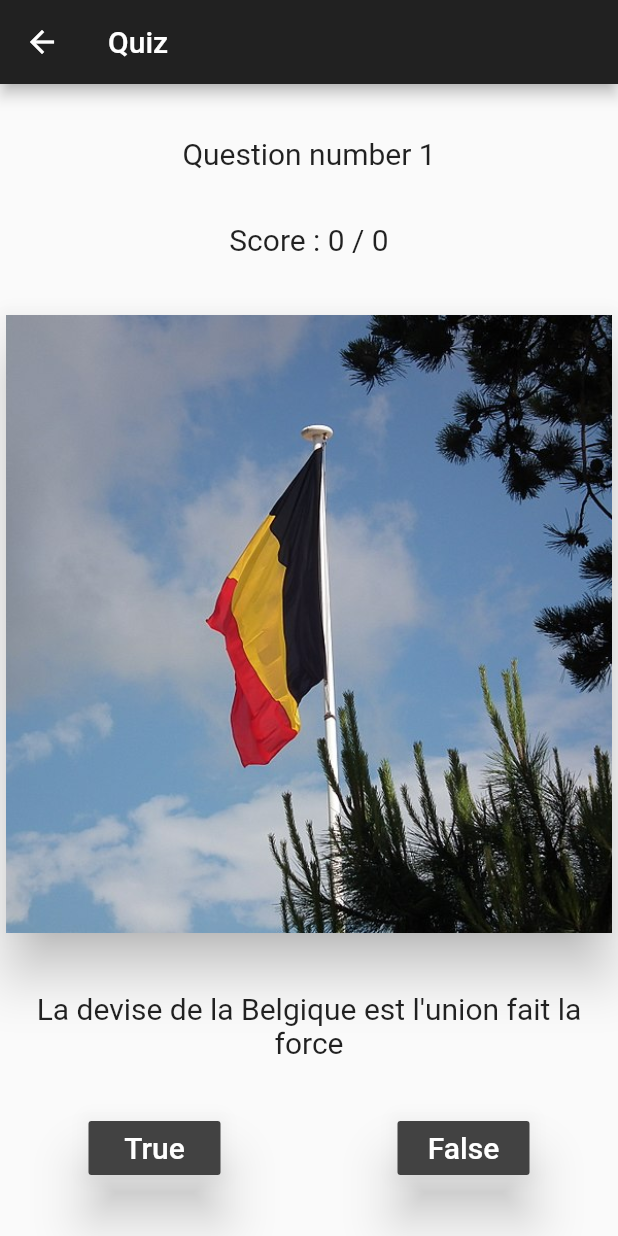
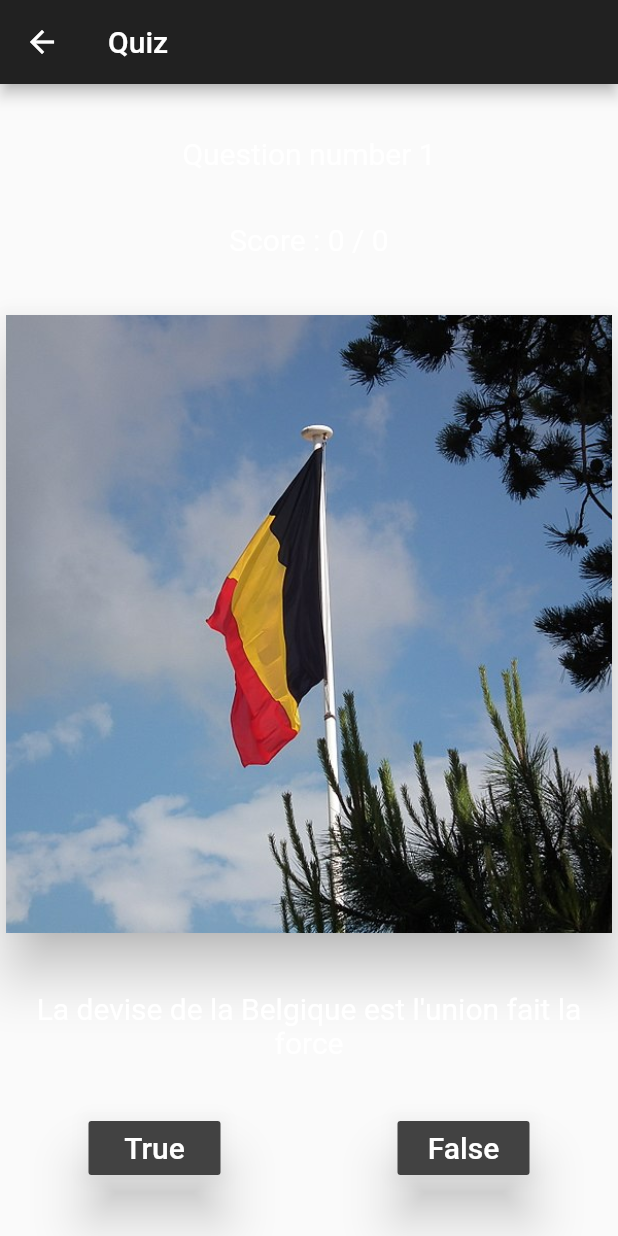
Before and after one commit to raphaellndr/my_quiz, a Flutter app: the screen it shows after launch, after a tap on "Start quiz", on a phone screen of 412 x 824 dp. Run offline on Flutter 3.47's test engine with Material 2 defaults, Android fonts, the phone set to English and light mode, and no system bars.

Commit message:
CustomText class

```diff
--- /dev/null
+++ b/lib/custom_text.dart
@@ -0,0 +1,12 @@
+import 'package:flutter/material.dart';
+
+class CustomText extends Text {
+
+  CustomText(String string, {color: Colors.white, textAlign: TextAlign.center, fontSize: 20.0}):
+    super(
+      string,
+      textAlign: textAlign,
+      style: TextStyle(color: color, fontSize: fontSize)
+    );
+
+}
--- a/lib/main.dart
+++ b/lib/main.dart
@@ -1,6 +1,7 @@
 import 'package:flutter/material.dart';
 
 import 'quiz_page.dart';
+import 'custom_text.dart';
 
 void main() {
   runApp(MyApp());
@@ -59,13 +60,7 @@ class _MyHomePageState extends State<MyHomePage> {
             RaisedButton(
               onPressed: start,
               color: Colors.grey[800],
-              child: Text(
-                'Start quiz',
-                style: TextStyle(
-                  color: Colors.white,
-                  fontSize: 20.0
-                ),
-              ),
+              child: CustomText('Start quiz')
             )
           ],
         ),
--- a/lib/quiz_page.dart
+++ b/lib/quiz_page.dart
@@ -1,7 +1,7 @@
 import 'package:flutter/material.dart';
-import 'package:my_quizz/main.dart';
 
 import 'question.dart';
+import 'custom_text.dart';
 
 class QuizPage extends StatefulWidget {
 
@@ -53,18 +53,8 @@ class _QuizPage extends State<QuizPage> {
         child: Column(
           mainAxisAlignment: MainAxisAlignment.spaceEvenly,
           children: <Widget>[
-            Text(
-              'Question number ${index + 1}',
-              style: TextStyle(
-                fontSize: 20.0
-              ),
-            ),
-            Text(
-              'Score : $myScore / $maxScore',
-              style: TextStyle(
-                fontSize: 20.0
-              ),
-            ),
+            CustomText('Question number ${index + 1}'),
+            CustomText('Score : $myScore / $maxScore'),
             Card(
               elevation: 15.0,
               child: Container(
@@ -76,13 +66,7 @@ class _QuizPage extends State<QuizPage> {
                 ),
               )
             ),
-            Text(
-              actualQuestion.question,
-              textAlign: TextAlign.center,
-              style: TextStyle(
-                fontSize: 20.0
-              ),
-            ),
+            CustomText(actualQuestion.question,),
             Row(
               mainAxisAlignment: MainAxisAlignment.spaceAround,
               children: <Widget>[
@@ -100,13 +84,7 @@ class _QuizPage extends State<QuizPage> {
                     });
                   },
                   color: Colors.grey[800],
-                  child: Text(
-                    'True',
-                    style: TextStyle(
-                    color: Colors.white,
-                    fontSize: 20.0
-                    ),
-                  ),
+                  child: CustomText('True'),
                 ),
                 RaisedButton(
                   elevation: 15.0,
@@ -122,13 +100,7 @@ class _QuizPage extends State<QuizPage> {
                     });
                   },
                   color: Colors.grey[800],
-                  child: Text(
-                    'False',
-                    style: TextStyle(
-                    color: Colors.white,
-                    fontSize: 20.0
-                    ),
-                  ),
+                  child: CustomText('False'),
                 )
               ],
             )
@@ -163,7 +135,7 @@ class _QuizPage extends State<QuizPage> {
                 next();
               },
               color: Colors.grey[800],
-              child: Text('Next'),
+              child: CustomText('Next'),
               textColor: Colors.white,
             )
           ]
```
